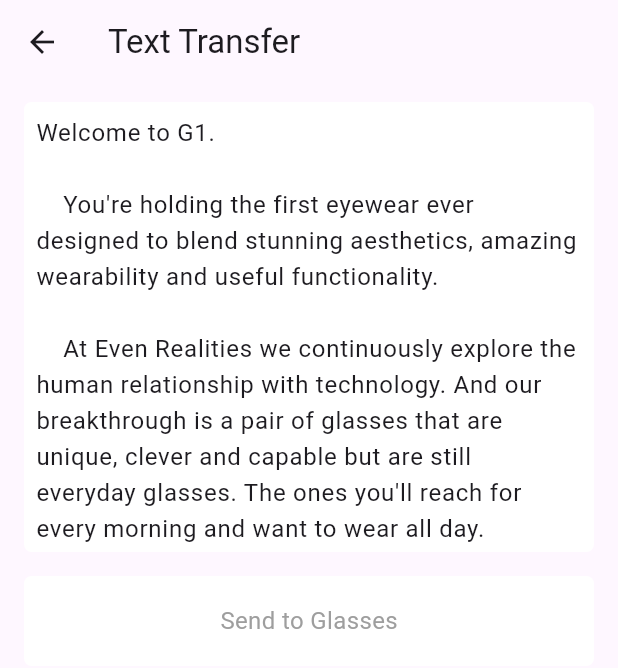
After one commit to tomtau/EvenFlashcard, a Flutter app: the FeaturesPage screen opened directly, after a tap on "Text", on a phone screen of 412 x 824 dp. The commit adds this screen. Shown: the top 668 px of the screen. Run offline on Flutter 3.47's test engine with Material 3 defaults, Android fonts, the light colour scheme and no system bars; our stand-ins replace dio, fluttertoast, get; missing offline and left inert: crclib.

Commit message:
add text sending function and demo page

```diff
--- /dev/null
+++ b/lib/views/features/text_page.dart
@@ -0,0 +1,87 @@
+import 'package:demo_ai_even/ble_manager.dart';
+import 'package:demo_ai_even/services/text_service.dart';
+import 'package:flutter/material.dart';
+
+class TextPage extends StatefulWidget {
+  const TextPage({super.key});
+
+  @override
+  _TextPageState createState() => _TextPageState();
+}
+
+class _TextPageState extends State<TextPage> {
+
+  late TextEditingController tfController;
+
+  String testContent = '''Welcome to G1.
+
+    You're holding the first eyewear ever designed to blend stunning aesthetics, amazing wearability and useful functionality.
+
+    At Even Realities we continuously explore the human relationship with technology. And our breakthrough is a pair of glasses that are unique, clever and capable but are still everyday glasses. The ones you'll reach for every morning and want to wear all day.
+
+    No longer is being connected or focused on real life a choice. It's a seamless blend. A merging of worlds, with you in control.
+
+    So you can see what matters. When it matters.''';
+
+  @override
+  void initState() {
+    tfController = TextEditingController(text: testContent);
+    super.initState();
+  }
+
+  @override
+  Widget build(BuildContext context) => Scaffold(
+    appBar: AppBar(
+      title: const Text('Text Transfer'),
+    ),
+    body: Padding(
+      padding: const EdgeInsets.symmetric(horizontal: 16, vertical: 12),
+      child: Column(
+        mainAxisAlignment: MainAxisAlignment.start,
+        children: [
+          Container(
+            width: double.infinity,
+            height: 300,
+            decoration: BoxDecoration(
+              color: Colors.white,
+              borderRadius: BorderRadius.circular(5),
+            ),
+            margin: const EdgeInsets.only(bottom: 16),
+            padding: const EdgeInsets.all(8),
+            child: TextField(
+              decoration: const InputDecoration.collapsed(hintText: ""),
+              controller: tfController,
+              onChanged: (newNotify) => setState(() {}),
+              maxLines: null,
+            ),
+          ),
+          GestureDetector(
+            onTap: !BleManager.get().isConnected && tfController.text.isNotEmpty
+              ? null
+              : () async {
+                String content = tfController.text;
+                TextService.get.startSendText(content);
+              },
+            child: Container(
+              height: 60,
+              decoration: BoxDecoration(
+                color: Colors.white,
+                borderRadius: BorderRadius.circular(5),
+              ),
+              alignment: Alignment.center,
+              child: Text(
+                "Send to Glasses",
+                style: TextStyle(
+                  color: BleManager.get().isConnected && tfController.text.isNotEmpty
+                    ? Colors.black
+                    : Colors.grey,
+                  fontSize: 16,
+                ),
+              ),
+            ),
+          ),
+        ],
+      ),
+    ),
+  );
+}
--- a/lib/views/features_page.dart
+++ b/lib/views/features_page.dart
@@ -2,6 +2,7 @@
 
 import 'package:demo_ai_even/views/features/bmp_page.dart';
 import 'package:demo_ai_even/views/features/notification/notification_page.dart';
+import 'package:demo_ai_even/views/features/text_page.dart';
 import 'package:flutter/material.dart';
 
 class FeaturesPage extends StatefulWidget {
@@ -62,6 +63,28 @@
                   ),
                 ),
               ),
+              GestureDetector(
+                onTap: () async {
+                  Navigator.push(
+                    context,
+                    MaterialPageRoute(
+                        builder: (context) => const TextPage()),
+                  );
+                },
+                child: Container(
+                  height: 60,
+                  decoration: BoxDecoration(
+                    color: Colors.white,
+                    borderRadius: BorderRadius.circular(5),
+                  ),
+                  alignment: Alignment.center,
+                  margin: const EdgeInsets.only(top: 16),
+                  child: const Text(
+                    "Text",
+                    style: TextStyle(fontSize: 16),
+                  ),
+                ),
+              ),
             ],
           ),
         ),
```
Also changed, not shown: lib/services/text_service.dart (added, +179 -0 lines).
